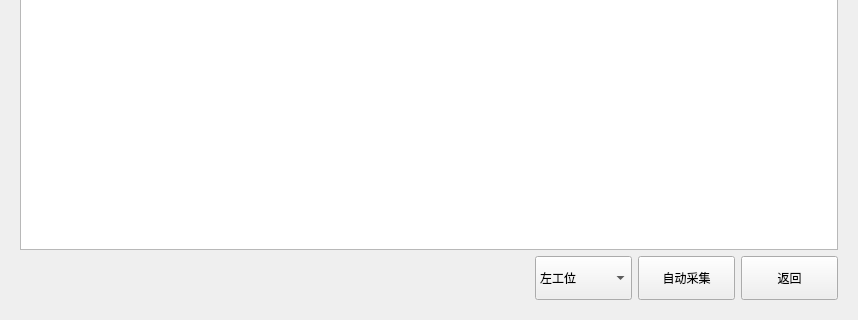
First picture: the form in PageImp.ui, repository bloglink/aip-tester, before the edit; both pictures show x 0 to 858 and y 280 to 600 of the 858 by 600 pixel window.
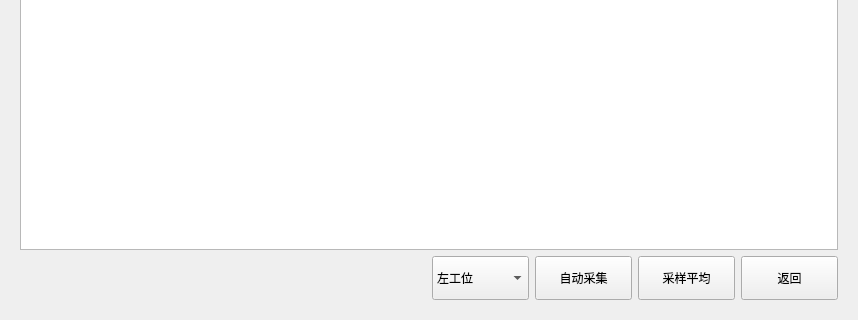
Second picture: the form after the edit. Custom widgets are drawn as their Qt base class.

Commit message: feat:(2.1.0.10)匝间模块增加采样平均

What changed in the file:
```diff
--- a/PageImp.ui
+++ b/PageImp.ui
@@ -138,8 +138,8 @@
         </widget>
        </item>
        <item>
-        <layout class="QGridLayout" name="LayoutCtrl" columnstretch="1,0,0,0">
-         <item row="0" column="3">
+        <layout class="QGridLayout" name="LayoutCtrl" columnstretch="1,0,0,0,0">
+         <item row="0" column="4">
           <widget class="QPushButton" name="BtnExitImp">
            <property name="sizePolicy">
             <sizepolicy hsizetype="Expanding" vsizetype="Expanding">
@@ -210,6 +210,25 @@
            </item>
           </widget>
          </item>
+         <item row="0" column="3">
+          <widget class="QPushButton" name="BtnAvarage">
+           <property name="sizePolicy">
+            <sizepolicy hsizetype="Expanding" vsizetype="Expanding">
+             <horstretch>0</horstretch>
+             <verstretch>0</verstretch>
+            </sizepolicy>
+           </property>
+           <property name="minimumSize">
+            <size>
+             <width>97</width>
+             <height>44</height>
+            </size>
+           </property>
+           <property name="text">
+            <string>采样平均</string>
+           </property>
+          </widget>
+         </item>
         </layout>
        </item>
       </layout>
```
The commit also changes 4 other files.
